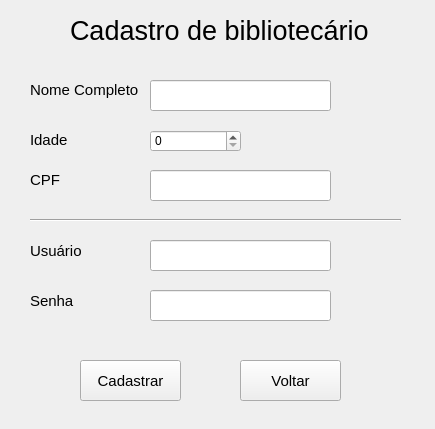
Qt form ui/addbibliotecario.ui (thiagoarmede/PySisBib) before a commit.
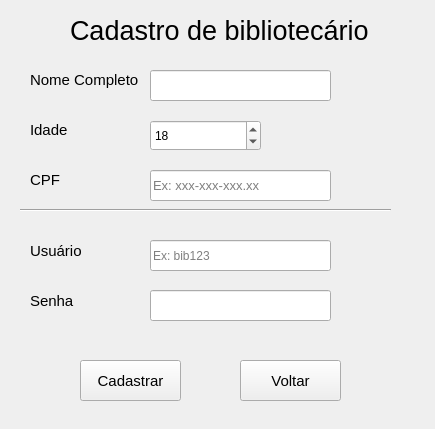
The same form after that commit.

The edit to the form file:
```diff
--- a/ui/addbibliotecario.ui
+++ b/ui/addbibliotecario.ui
@@ -26,11 +26,16 @@
    <property name="geometry">
     <rect>
      <x>150</x>
-     <y>80</y>
+     <y>70</y>
      <width>181</width>
      <height>31</height>
     </rect>
    </property>
+   <property name="font">
+    <font>
+     <pointsize>10</pointsize>
+    </font>
+   </property>
   </widget>
   <widget class="QLabel" name="label">
    <property name="geometry">
@@ -59,12 +64,20 @@
      <height>31</height>
     </rect>
    </property>
+   <property name="font">
+    <font>
+     <pointsize>10</pointsize>
+    </font>
+   </property>
+   <property name="placeholderText">
+    <string>Ex: xxx-xxx-xxx.xx</string>
+   </property>
   </widget>
   <widget class="QLabel" name="label_2">
    <property name="geometry">
     <rect>
      <x>30</x>
-     <y>80</y>
+     <y>70</y>
      <width>121</width>
      <height>20</height>
     </rect>
@@ -82,17 +95,20 @@
    <property name="geometry">
     <rect>
      <x>150</x>
-     <y>130</y>
-     <width>91</width>
-     <height>22</height>
+     <y>120</y>
+     <width>111</width>
+     <height>31</height>
     </rect>
    </property>
+   <property name="value">
+    <number>18</number>
+   </property>
   </widget>
   <widget class="QLabel" name="label_3">
    <property name="geometry">
     <rect>
      <x>30</x>
-     <y>130</y>
+     <y>120</y>
      <width>121</width>
      <height>20</height>
     </rect>
@@ -127,8 +143,8 @@
   <widget class="Line" name="line">
    <property name="geometry">
     <rect>
-     <x>30</x>
-     <y>210</y>
+     <x>20</x>
+     <y>200</y>
      <width>371</width>
      <height>21</height>
     </rect>
@@ -182,6 +198,9 @@
      <height>31</height>
     </rect>
    </property>
+   <property name="placeholderText">
+    <string>Ex: bib123</string>
+   </property>
   </widget>
   <widget class="QLineEdit" name="linha_senha">
    <property name="geometry">
```
